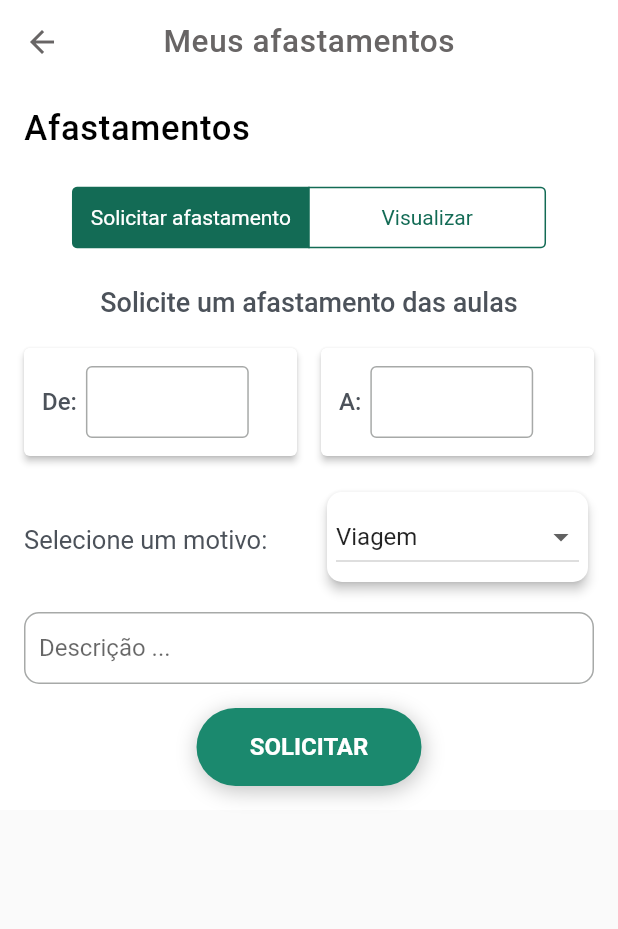
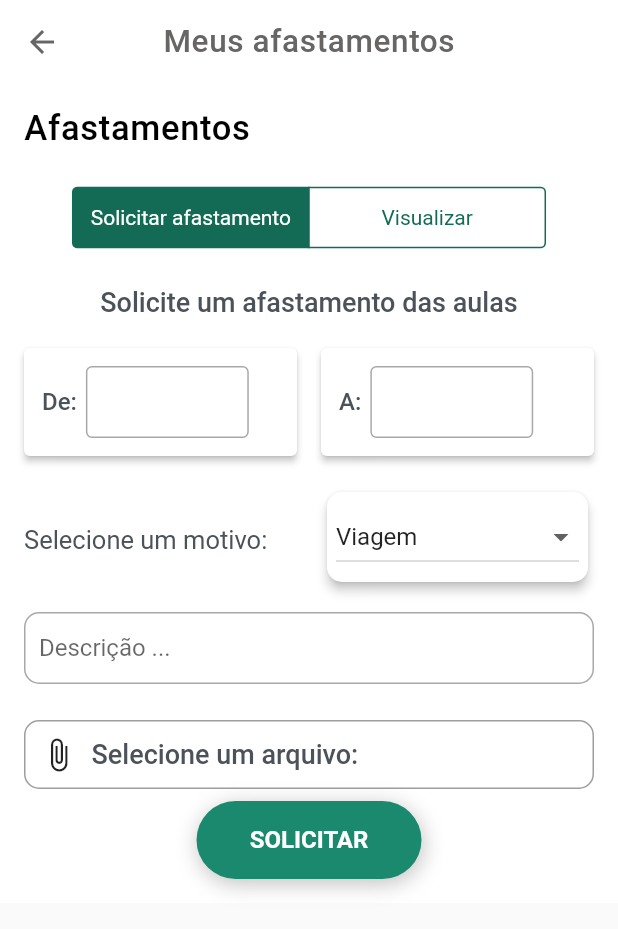
Before and after one commit to Chaicoo/carga-horaria-ifma-app, a Flutter app: the MyAbsencesScreen screen opened directly, on a phone screen of 412 x 824 dp. Shown: the top 929 px of the screen. Run offline on Flutter 3.47's test engine with Material 3 defaults, Android fonts, the phone set to English and light mode, and no system bars; our stand-ins replace file_picker, percent_indicator; Roboto replaces fonts that are missing (Poppins).

Commit message:
feat: add input file component

```diff
--- /dev/null
+++ b/lib/components/input_file.dart
@@ -0,0 +1,78 @@
+import 'dart:io';
+import 'package:flutter/material.dart';
+import 'package:file_picker/file_picker.dart';
+
+class FileInput extends StatefulWidget {
+  final String label;
+  final IconData icon;
+
+  const FileInput({Key? key, required this.label, required this.icon})
+      : super(key: key);
+
+  @override
+  _FileInputState createState() => _FileInputState();
+}
+
+class _FileInputState extends State<FileInput> {
+  String? filePath;
+
+  Future<void> _pickFile() async {
+    FilePickerResult? result = await FilePicker.platform.pickFiles();
+
+    if (result != null) {
+      setState(() {
+        filePath = result.files.single.path;
+      });
+    }
+  }
+
+  @override
+  Widget build(BuildContext context) {
+    return InkWell(
+      onTap: _pickFile,
+      child: Padding(
+        padding: const EdgeInsets.symmetric(vertical: 8.0),
+        child: Container(
+          padding: EdgeInsets.all(10.0),
+          decoration: BoxDecoration(
+            border: Border.all(color: Colors.grey),
+            borderRadius: BorderRadius.circular(10.0),
+          ),
+          child: Row(
+            mainAxisAlignment: MainAxisAlignment.spaceBetween,
+            children: [
+              Row(
+                children: [
+                  Icon(widget.icon),
+                  SizedBox(width: 10.0),
+                  Text(
+                    widget.label,
+                    style: TextStyle(
+                      color: Color(0xFF4C525A),
+                      fontSize: 18,
+                      fontFamily: 'Poppins',
+                      fontWeight: FontWeight.w500,
+                      height: 0,
+                    ),
+                  ),
+                ],
+              ),
+              if (filePath != null)
+                Text(
+                  filePath!,
+                  style: TextStyle(
+                    color: Color(0xFF1B896E),
+                    fontSize: 16,
+                    fontFamily: 'Poppins',
+                    fontWeight: FontWeight.w500,
+                    height: 0,
+                    letterSpacing: 0.32,
+                  ),
+                ),
+            ],
+          ),
+        ),
+      ),
+    );
+  }
+}
--- a/lib/screens/my_absences.dart
+++ b/lib/screens/my_absences.dart
@@ -5,6 +5,7 @@ import 'package:flutter/cupertino.dart';
 import '../components/button.dart';
 import '../components/custom_select.dart';
 import '../components/input_date.dart';
+import '../components/input_file.dart';
 import '../components/input_text_area.dart';
 
 class MyAbsencesScreen extends StatefulWidget {
@@ -184,6 +185,10 @@ class _MyAbsencesScreenState extends State<MyAbsencesScreen> {
                           InputTextArea(
                             placeholder: "Descrição ...",
                           ),
+                          FileInput(
+                            label: "Selecione um arquivo:",
+                            icon: Icons.attach_file,
+                          ),
                           Button(
                             label: 'SOLICITAR',
                             width: 150,
```
